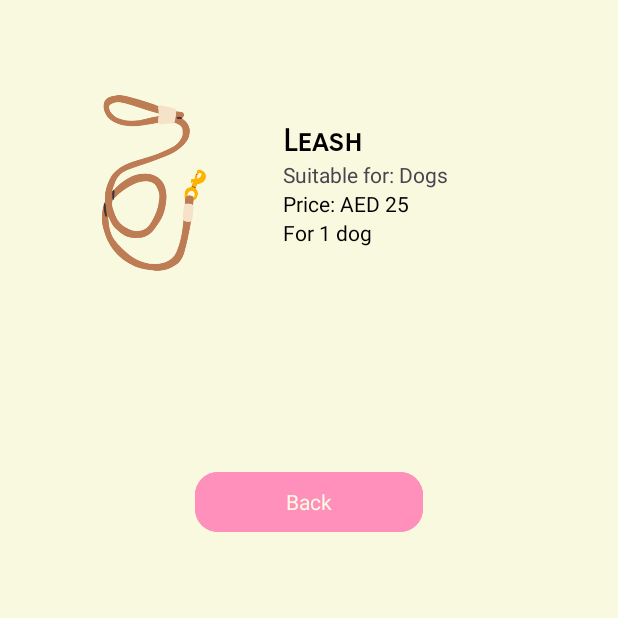
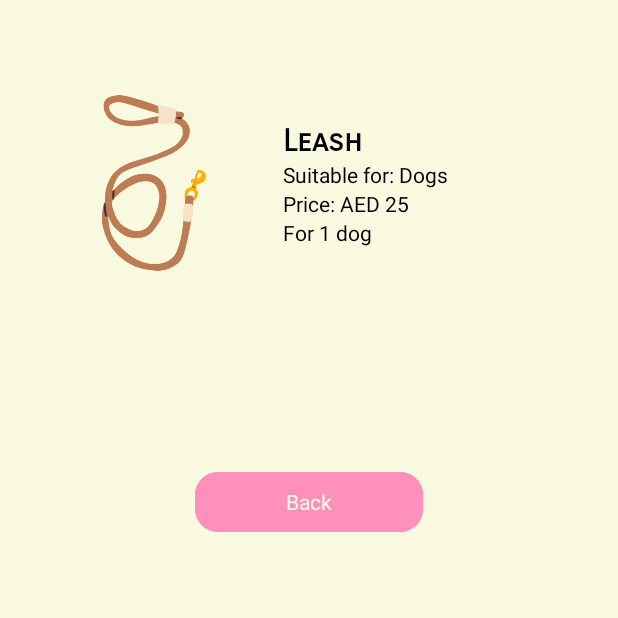
Before and after one commit to rania3104/PawMart, an Android app: the DogActivity screen opened directly, with no data from a screen before it, on a phone screen of 412 x 824 dp, the part 618-1236 px from its top. Run offline under Robolectric (Android 15) with nearby library versions, the phone set to English and light mode, and no system bars.

Commit message:
Final Project

```diff
--- a/app/src/main/res/layout/activity_bird.xml
+++ b/app/src/main/res/layout/activity_bird.xml
@@ -116,7 +116,8 @@
             <TextView
                 android:layout_width="wrap_content"
                 android:layout_height="wrap_content"
-                android:text="Suitable for: Birds" />
+                android:text="Suitable for: Birds"
+                android:textColor="#000000" />
 
             <TextView
                 android:layout_width="wrap_content"
--- a/app/src/main/res/layout/activity_cat.xml
+++ b/app/src/main/res/layout/activity_cat.xml
@@ -116,7 +116,8 @@
         <TextView
             android:layout_width="wrap_content"
             android:layout_height="wrap_content"
-            android:text="Suitable for: Cats" />
+            android:text="Suitable for: Cats"
+            android:textColor="#000000" />
 
         <TextView
             android:layout_width="wrap_content"
--- a/app/src/main/res/layout/activity_dog.xml
+++ b/app/src/main/res/layout/activity_dog.xml
@@ -115,7 +115,8 @@
             <TextView
                 android:layout_width="wrap_content"
                 android:layout_height="wrap_content"
-                android:text="Suitable for: Dogs" />
+                android:text="Suitable for: Dogs"
+                android:textColor="#000000" />
 
             <TextView
                 android:layout_width="wrap_content"
--- a/app/src/main/res/layout/activity_fish.xml
+++ b/app/src/main/res/layout/activity_fish.xml
@@ -115,7 +115,8 @@
             <TextView
                 android:layout_width="wrap_content"
                 android:layout_height="wrap_content"
-                android:text="Suitable for: Fishes" />
+                android:text="Suitable for: Fishes"
+                android:textColor="#000000" />
 
             <TextView
                 android:layout_width="wrap_content"
```
Also changed, not shown: 1 other file.
